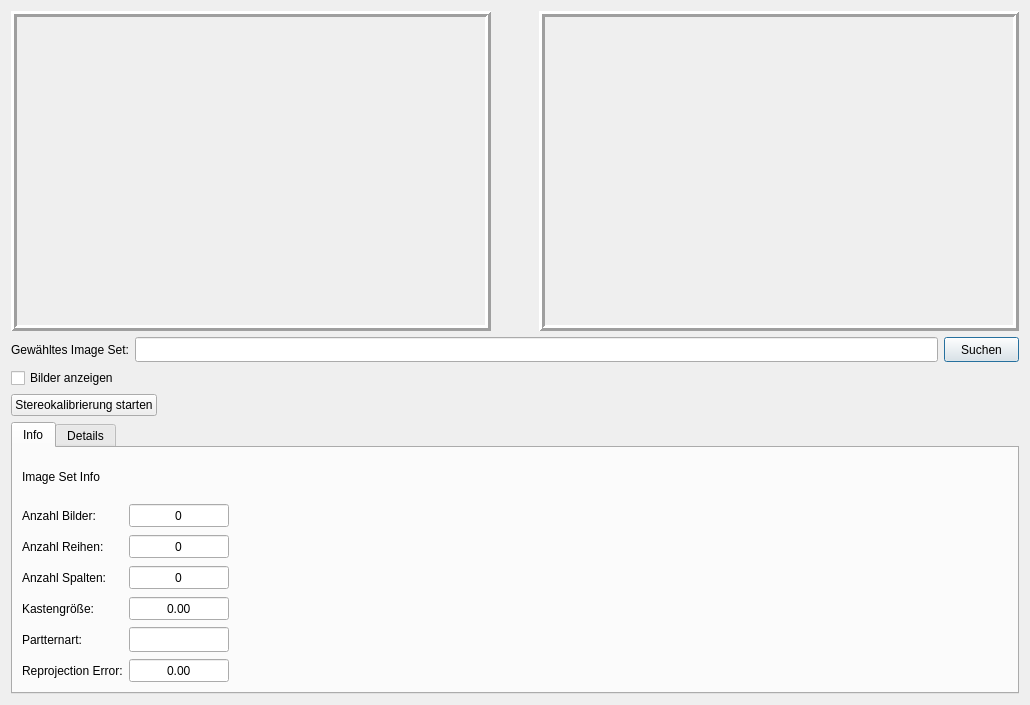
Before: the Qt Designer form stereocalibration.ui in DPool3/ZmedAR, drawn with Qt 5.
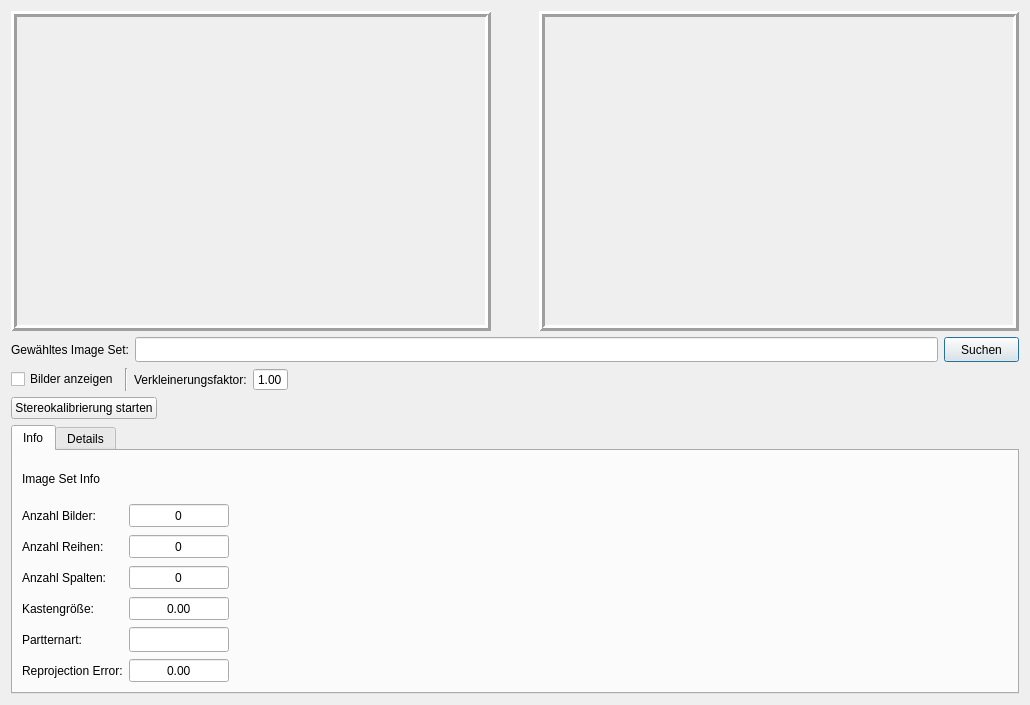
After: the same form once the commit is applied.

Commit message: Reworked stereocalibration. Calibration of cameras seperately befor performing stereocalibration. Images can be resized for calibration.

Diff of the .ui file:
```diff
--- a/stereocalibration.ui
+++ b/stereocalibration.ui
@@ -27,8 +27,6 @@
   </property>
   <layout class="QGridLayout" name="gridLayout">
    <item row="0" column="0">
-    <layout class="QVBoxLayout" name="verticalLayout_10">
-     <item>
       <layout class="QHBoxLayout" name="horizontalLayout_3">
        <item>
         <widget class="QLabel" name="videoLabelLeft">
@@ -107,11 +105,7 @@
        </item>
       </layout>
      </item>
-     <item>
-      <layout class="QHBoxLayout" name="horizontalLayout_4">
-       <item>
-        <layout class="QVBoxLayout" name="verticalLayout">
-         <item>
+   <item row="1" column="0">
           <layout class="QHBoxLayout" name="horizontalLayout">
            <item>
             <widget class="QLabel" name="label">
@@ -157,6 +151,8 @@
            </item>
           </layout>
          </item>
+   <item row="2" column="0">
+    <layout class="QHBoxLayout" name="horizontalLayout_4">
          <item>
           <widget class="QCheckBox" name="displayImages_checkbox">
            <property name="text">
@@ -165,6 +161,57 @@
           </widget>
          </item>
          <item>
+      <widget class="Line" name="resizeFactorLabel">
+       <property name="orientation">
+        <enum>Qt::Vertical</enum>
+       </property>
+      </widget>
+     </item>
+     <item>
+      <widget class="QLabel" name="label_2">
+       <property name="text">
+        <string>Verkleinerungsfaktor:</string>
+       </property>
+      </widget>
+     </item>
+     <item>
+      <widget class="QDoubleSpinBox" name="resizeFactorSpinBox">
+       <property name="alignment">
+        <set>Qt::AlignCenter</set>
+       </property>
+       <property name="buttonSymbols">
+        <enum>QAbstractSpinBox::NoButtons</enum>
+       </property>
+       <property name="minimum">
+        <double>0.100000000000000</double>
+       </property>
+       <property name="maximum">
+        <double>1.000000000000000</double>
+       </property>
+       <property name="singleStep">
+        <double>0.100000000000000</double>
+       </property>
+       <property name="value">
+        <double>1.000000000000000</double>
+       </property>
+      </widget>
+     </item>
+     <item>
+      <spacer name="horizontalSpacer">
+       <property name="orientation">
+        <enum>Qt::Horizontal</enum>
+       </property>
+       <property name="sizeHint" stdset="0">
+        <size>
+         <width>40</width>
+         <height>20</height>
+        </size>
+       </property>
+      </spacer>
+     </item>
+    </layout>
+   </item>
+   <item row="3" column="0">
           <layout class="QHBoxLayout" name="horizontalLayout_2">
            <item>
             <widget class="QPushButton" name="startCalibration_button">
@@ -188,11 +235,7 @@
            </item>
           </layout>
          </item>
-        </layout>
-       </item>
-      </layout>
-     </item>
-     <item>
+   <item row="4" column="0">
       <widget class="QTabWidget" name="tabWidget_2">
        <property name="currentIndex">
         <number>0</number>
@@ -431,8 +474,6 @@
         </attribute>
        </widget>
       </widget>
-     </item>
-    </layout>
    </item>
   </layout>
  </widget>
```
Lines whose indentation alone changed are shown as unchanged. The commit also changes 2 other files.
